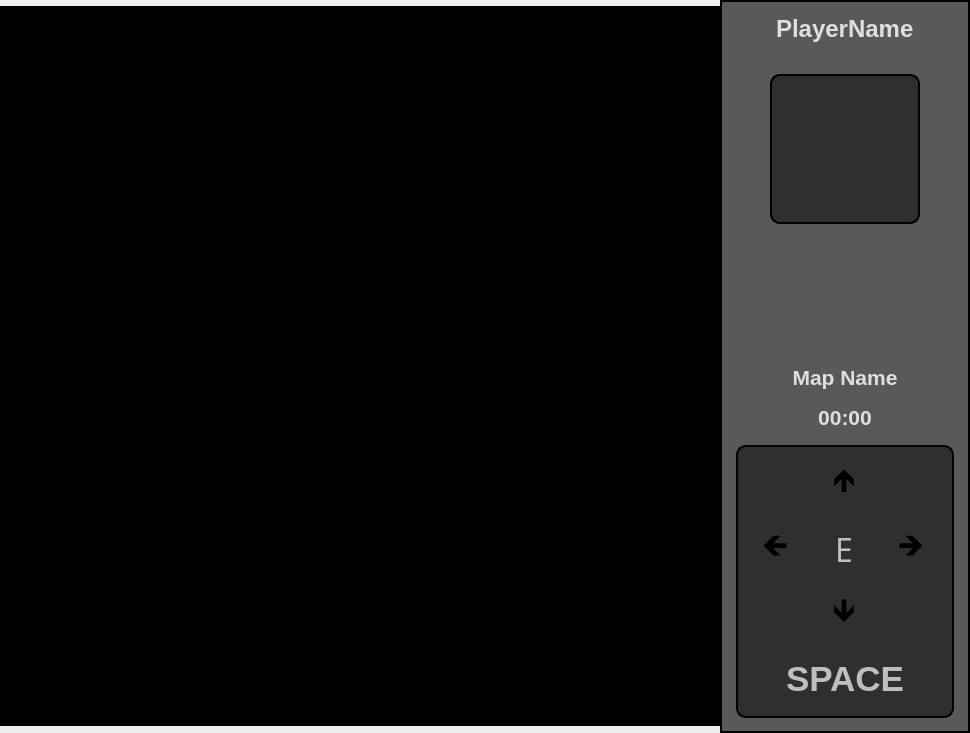
This is src/views/ui/gamefieldui.ui in Stryse/DungeonGame as Qt 5 draws it before an edit. The edited form follows.
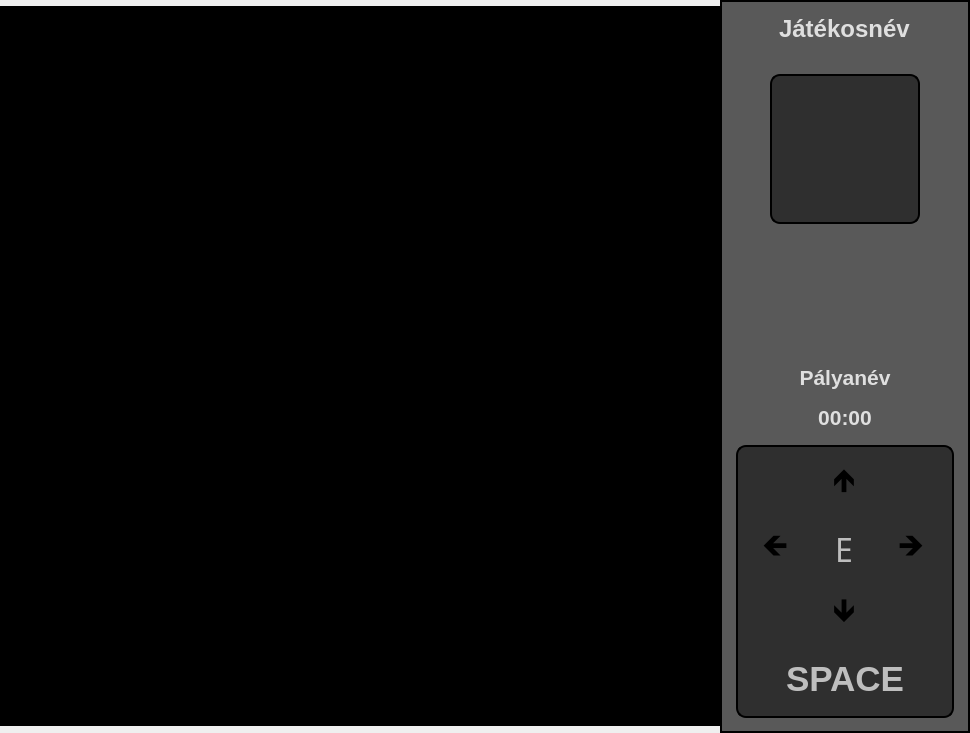
This is the edited form. Custom widgets are drawn as their Qt base class.

What changed in the file:
```diff
--- a/src/views/ui/gamefieldui.ui
+++ b/src/views/ui/gamefieldui.ui
@@ -137,7 +137,7 @@
 }</string>
            </property>
            <property name="text">
-            <string>PlayerName</string>
+            <string>Játékosnév</string>
            </property>
           </widget>
          </item>
@@ -182,7 +182,7 @@
 }</string>
         </property>
         <property name="text">
-         <string>Map Name</string>
+         <string>Pályanév</string>
         </property>
         <property name="alignment">
          <set>Qt::AlignCenter</set>
```
